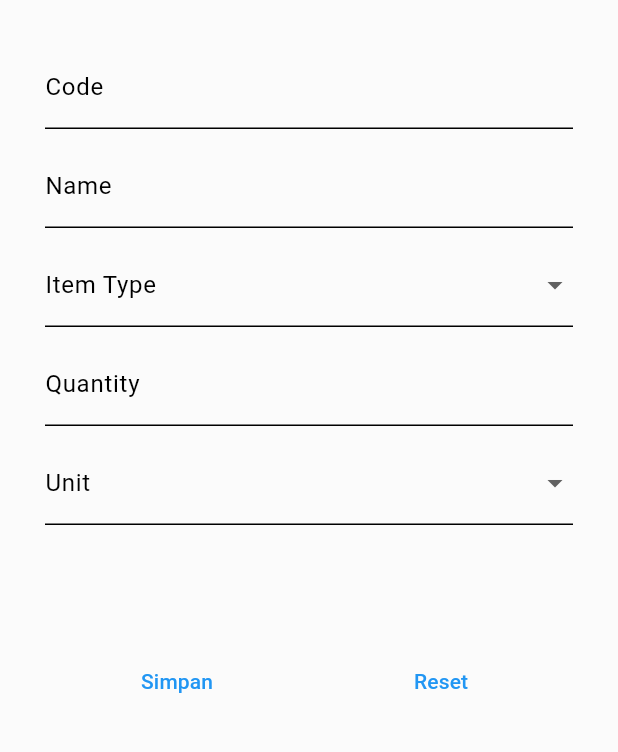
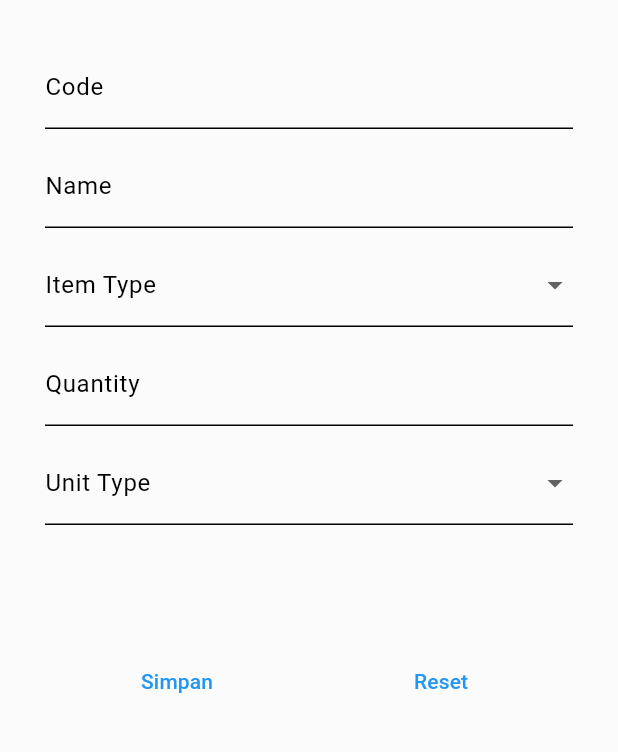
Before and after one commit to Wilson-Tovano/scrum-cakra1, a Flutter app: the StoreItemPage screen opened directly, after a tap on "Simpan", after a tap on "Reset", on a phone screen of 412 x 824 dp, the part 84-836 px from its top. Run offline on Flutter 3.47's test engine with Material 3 defaults, Android fonts, the phone set to English and light mode, and no system bars; our stand-ins replace another_flutter_splash_screen.

Commit message:
Refine Theme

```diff
--- a/lib/src/pages/item_page/store.dart
+++ b/lib/src/pages/item_page/store.dart
@@ -48,7 +48,6 @@ class _ItemInputFormState extends State<ItemInputForm> {
 
   @override
   Widget build(BuildContext context) {
-
     return Form(
       key: _formKey,
       child: Column(
@@ -73,32 +72,34 @@ class _ItemInputFormState extends State<ItemInputForm> {
           const SizedBox(height: 10),
           DropdownButtonFormField<String>(
             value: selectedItemType,
-            decoration: const InputDecoration(
+            decoration: InputDecoration(
               labelText: 'Item Type',
               enabledBorder: UnderlineInputBorder(
                 borderSide: BorderSide(
-                    color: Colors.black), // Customize the underline color
+                  color: Theme.of(context).colorScheme.secondary,
+                ),
               ),
               focusedBorder: UnderlineInputBorder(
                 borderSide: BorderSide(
-                    color:
-                        Colors.blue), // Customize the focused underline color
+                  color: Theme.of(context).colorScheme.secondary,
+                ),
               ),
-              errorBorder: UnderlineInputBorder(
+              errorBorder: const UnderlineInputBorder(
                 borderSide: BorderSide(
-                    color: Colors.red), // Customize the error underline color
+                  color: Colors.red,
+                ),
               ),
-              errorStyle: TextStyle(
-                  color: Colors.red), // Customize the error text color
-              // errorText: selectedItemType == null || selectedItemType.isEmpty
-              //     ? 'Please select an item type'
-              //     : null,
+              errorStyle: const TextStyle(
+                color: Colors.red,
+              ),
             ),
-            onChanged: (String? newValue) {},
+            onChanged: (String? newValue) {
+              // Add your onChanged logic here
+            },
             items: <String>[
               'Laptop',
               'Mobile',
-              'Ya nda tau',
+              'Yanda tau',
               // Add more options as needed
             ].map<DropdownMenuItem<String>>((String value) {
               return DropdownMenuItem<String>(
@@ -124,32 +125,34 @@ class _ItemInputFormState extends State<ItemInputForm> {
           const SizedBox(height: 10),
           DropdownButtonFormField<String>(
             value: selectedUnitType,
-            decoration: const InputDecoration(
-              labelText: 'Unit',
+            decoration: InputDecoration(
+              labelText: 'Unit Type',
               enabledBorder: UnderlineInputBorder(
                 borderSide: BorderSide(
-                    color: Colors.black), // Customize the underline color
+                  color: Theme.of(context).colorScheme.secondary,
+                ),
               ),
               focusedBorder: UnderlineInputBorder(
                 borderSide: BorderSide(
-                    color:
-                        Colors.blue), // Customize the focused underline color
+                  color: Theme.of(context).colorScheme.secondary,
+                ),
               ),
-              errorBorder: UnderlineInputBorder(
+              errorBorder: const UnderlineInputBorder(
                 borderSide: BorderSide(
-                    color: Colors.red), // Customize the error underline color
+                  color: Colors.red,
+                ),
               ),
-              errorStyle: TextStyle(
-                  color: Colors.red), // Customize the error text color
-              // errorText: selectedItemType == null || selectedItemType.isEmpty
-              //     ? 'Please select an item type'
-              //     : null,
+              errorStyle: const TextStyle(
+                color: Colors.red,
+              ),
             ),
-            onChanged: (String? newValue) {},
+            onChanged: (String? newValue) {
+              // Add your onChanged logic here
+            },
             items: <String>[
-              'Kotak',
-              'Piece',
-              'Roll',
+              'Laptop',
+              'Mobile',
+              'Yanda tau',
               // Add more options as needed
             ].map<DropdownMenuItem<String>>((String value) {
               return DropdownMenuItem<String>(
@@ -159,7 +162,7 @@ class _ItemInputFormState extends State<ItemInputForm> {
             }).toList(),
             validator: (value) {
               if (value == null || value.isEmpty) {
-                return 'Please select an Unit';
+                return 'Please select an item type';
               }
               return null;
             },
--- a/lib/theme/theme.dart
+++ b/lib/theme/theme.dart
@@ -8,6 +8,7 @@ ThemeData darkMode = ThemeData.dark().copyWith(
   colorScheme: const ColorScheme.dark(
     background: Color.fromRGBO(11, 22, 35, 1),
     primary: Colors.white,
+    secondary: Colors.white,
   ),
   buttonTheme: const ButtonThemeData(
     buttonColor: Colors.white
@@ -44,6 +45,7 @@ ThemeData lightMode = ThemeData.light().copyWith(
   colorScheme: const ColorScheme.light(
     background: Color.fromRGBO(251, 251, 251, 1),
     primary: Colors.blue,
+    secondary: Colors.black,
   ),
   // textButtonTheme: TextButtonThemeData(
   //   style: ButtonStyle(
```
Also changed, not shown: lib/src/pages/forgot_password/index.dart (+10 -4 lines).
